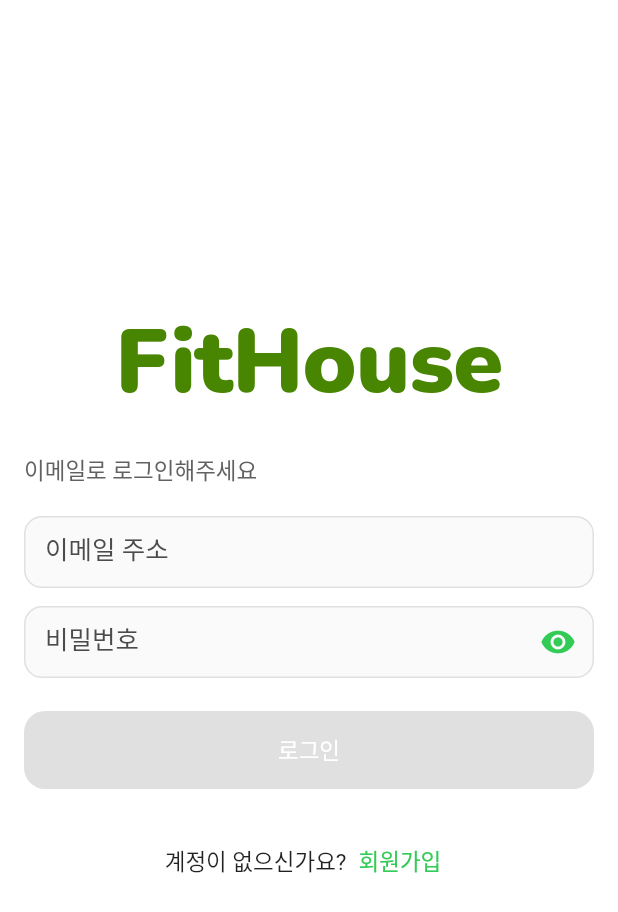
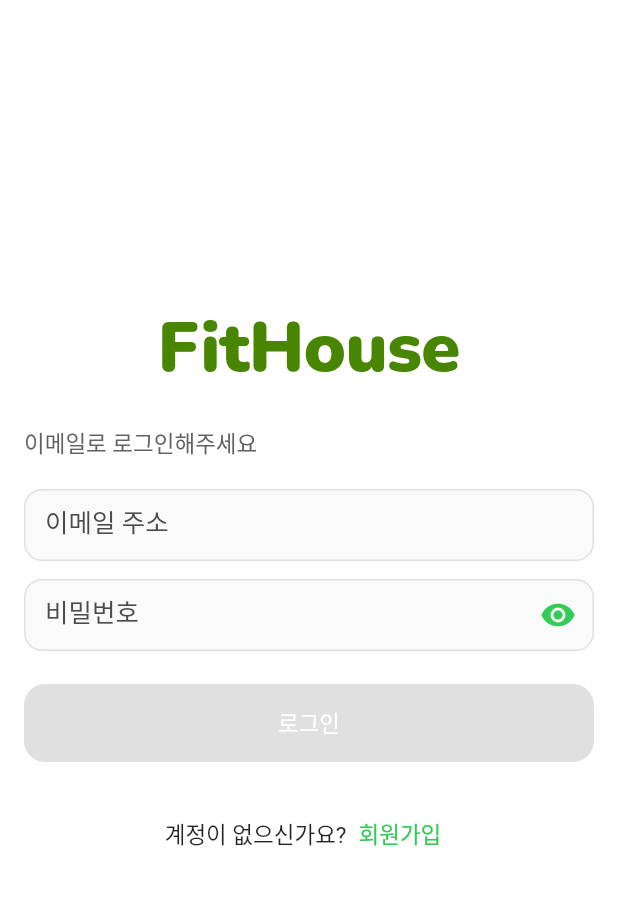
Before and after one commit to FitHouse/FitHouse-FE, a Flutter app: the screen it shows after launch, on a phone screen of 412 x 824 dp. Shown: the top 912 px of the screen. Run offline on Flutter 3.47's test engine with Material 3 defaults, Android fonts, the phone set to English and light mode, and no system bars; our stand-ins replace firebase_auth, firebase_core, google_fonts, image_picker, package_info_plus, video_player; accounts and stored records are empty; generated files the repository leaves out were written again; Roboto replaces fonts that are missing (PyeojinGothic).

Commit message:
[MOD] 로고 텍스트 자동 축소 적용

```diff
--- a/lib/screens/auth/login_screen.dart
+++ b/lib/screens/auth/login_screen.dart
@@ -127,14 +127,25 @@ class _LoginScreenState extends State<LoginScreen> {
                   child: Column(
                     crossAxisAlignment: CrossAxisAlignment.stretch,
                     children: [
-                      Text(
+                      Padding(
+                        padding: const EdgeInsets.symmetric(horizontal: 24),
+                        child: SizedBox(
+                          height: 64,
+                          child: FittedBox(
+                            fit: BoxFit.scaleDown,
+                            child: Text(
                               'FitHouse',
                               textAlign: TextAlign.center,
+                              maxLines: 1,
+                              softWrap: false,
                               style: GoogleFonts.nunito(
                                 fontSize: 60,
                                 fontWeight: FontWeight.w900,
                                 letterSpacing: -0.5,
                                 color: const Color(0xFF488500),
+                              ),
+                            ),
+                          ),
                         ),
                       ),
                       const SizedBox(height: 20),
```
Lines whose indentation alone changed are shown as unchanged.
